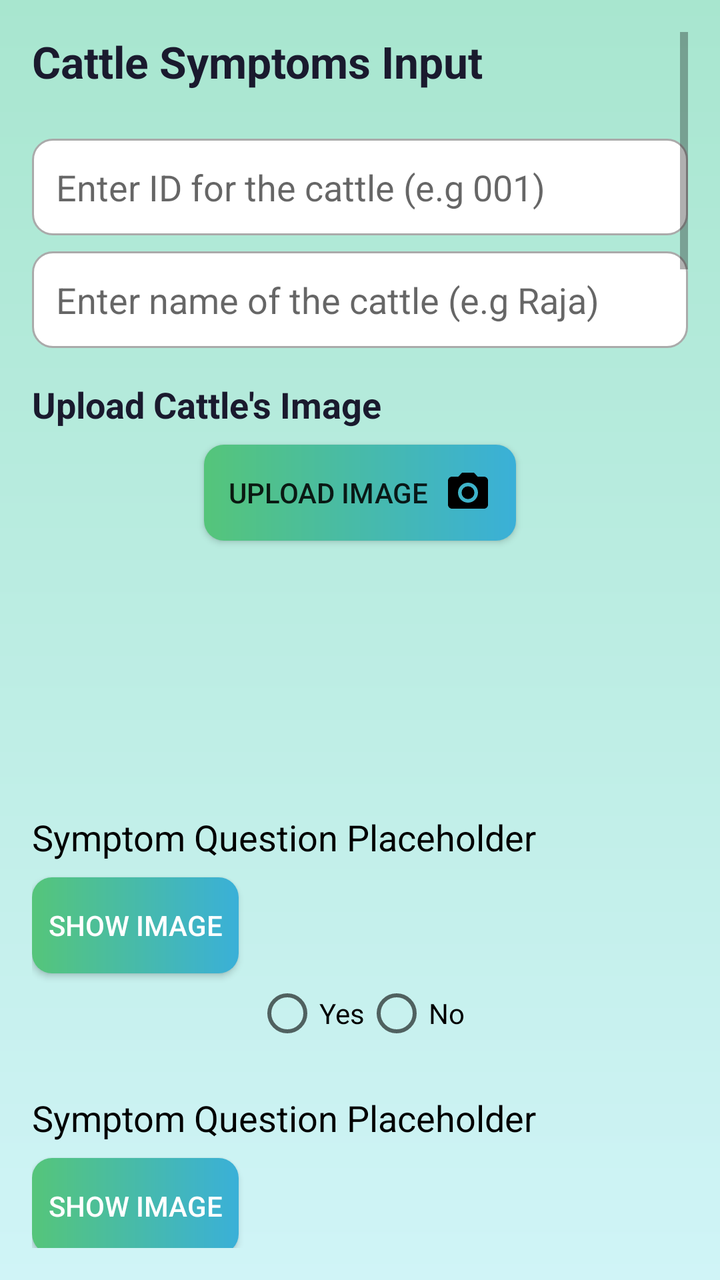
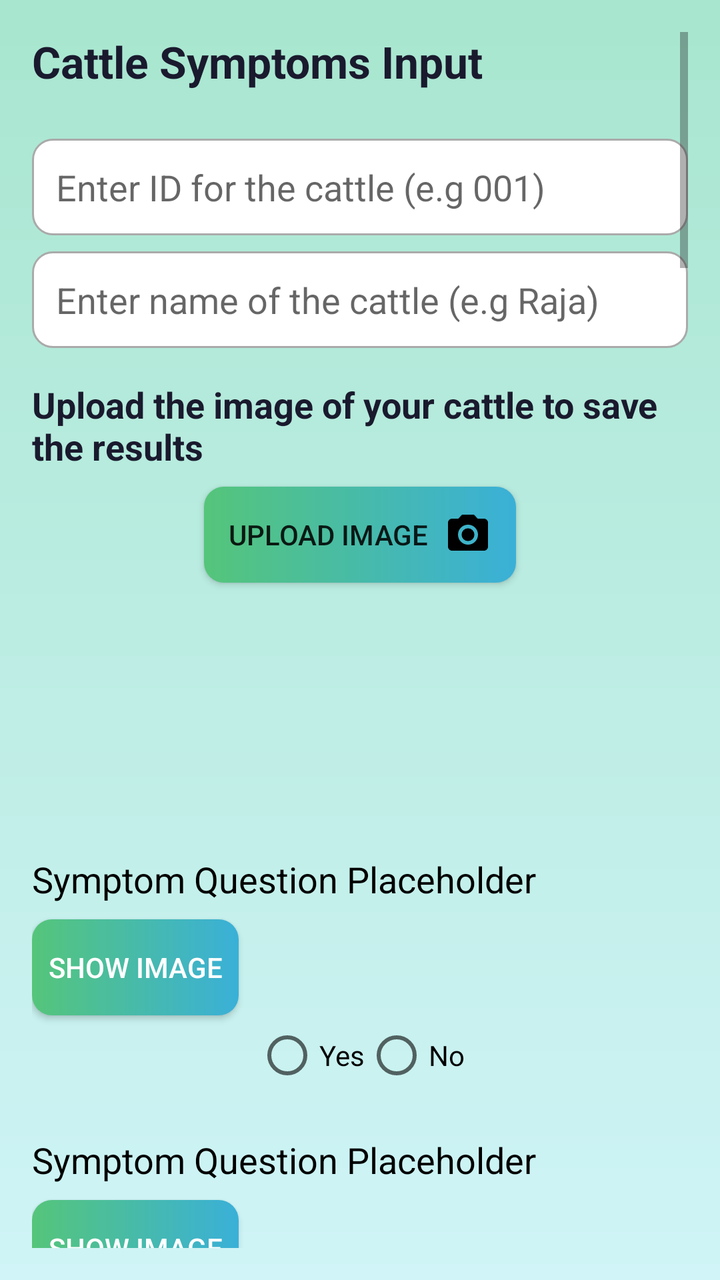

Before-and-after screenshots of an Android layout around one commit, followed by the original layout XML and the change that was made.
<!-- AndroidManifest.xml: application theme Theme.AppCompat.Light.NoActionBar -->
<!-- res/layout/activity_predict_disease.xml -->
<ScrollView xmlns:android="http://schemas.android.com/apk/res/android"
    android:layout_width="match_parent"
    android:layout_height="match_parent"
    android:padding="16dp"
    android:background="@drawable/gradient_background">

    <LinearLayout
        android:layout_width="match_parent"
        android:layout_height="wrap_content"
        android:orientation="vertical">


        <TextView
            android:id="@+id/titleText"
            android:layout_width="wrap_content"
            android:layout_height="wrap_content"
            android:layout_marginBottom="16dp"
            android:text="Cattle Symptoms Input"
            android:textColor="@color/primary_text"
            android:textSize="22sp"
            android:textStyle="bold" />





        <EditText
            android:id="@+id/cattleIdEditText"
            android:layout_width="match_parent"
            android:layout_height="wrap_content"
            android:layout_marginTop="8dp"
            android:background="@drawable/input_fields"
            android:hint="Enter ID for the cattle (e.g 001)"
            android:padding="12dp" />

        <EditText
            android:id="@+id/cattleNameEditText"
            android:layout_width="match_parent"
            android:layout_height="wrap_content"
            android:hint="Enter name of the cattle (e.g Raja)"
            android:background="@drawable/input_fields"
            android:padding="12dp"
            android:layout_marginTop="8dp"/>


        <TextView
            android:layout_width="wrap_content"
            android:layout_height="wrap_content"
            android:text="Upload Cattle's Image"
            android:textSize="18sp"
            android:textStyle="bold"
            android:layout_marginTop="16dp"
            android:textColor="@color/primary_text"/>

        <Button
            android:id="@+id/uploadImageButton"
            android:layout_width="wrap_content"
            android:layout_height="wrap_content"
            android:background="@drawable/button_background"
            android:layout_gravity="center"
            android:text="Upload Image"
            android:drawableRight="@drawable/ic_camera"
            android:drawablePadding="8dp"
            android:padding="12dp"
            android:layout_marginTop="8dp"/>

        <ImageView
            android:id="@+id/cattleImageView"
            android:layout_width="match_parent"
            android:layout_height="120dp"
            android:layout_marginTop="8dp"
            android:layout_marginBottom="8dp"
            android:visibility="visible" />

        <include
            android:id="@+id/symptom_salivation"
            layout="@layout/symptom_block" />

        <include
            android:id="@+id/symptom_ulcers"
            layout="@layout/symptom_block" />

        <include
            android:id="@+id/symptom_weight_loss"
            layout="@layout/symptom_block" />

        <include
            android:id="@+id/symptom_anorexia"
            layout="@layout/symptom_block" />

        <include
            android:id="@+id/symptom_abortions"
            layout="@layout/symptom_block" />

        <include
            android:id="@+id/symptom_arthrogyposis"
            layout="@layout/symptom_block" />

        <include
            android:id="@+id/symptom_blood_loss"
            layout="@layout/symptom_block" />

        <include
            android:id="@+id/symptom_blisters"
            layout="@layout/symptom_block" />

        <include
            android:id="@+id/symptom_coughing"
            layout="@layout/symptom_block" />

        <include
            android:id="@+id/symptom_depression"
            layout="@layout/symptom_block" />

        <include
            android:id="@+id/symptom_diarrhoea"
            layout="@layout/symptom_block" />

        <include
            android:id="@+id/symptom_dull"
            layout="@layout/symptom_block" />

        <include
            android:id="@+id/symptom_fever"
            layout="@layout/symptom_block" />

        <include
            android:id="@+id/symptom_loss_of_appetite"
            layout="@layout/symptom_block" />

        <include
            android:id="@+id/symptom_milk_fever"
            layout="@layout/symptom_block" />

        <include
            android:id="@+id/symptom_nasal_discharges"
            layout="@layout/symptom_block" />

        <include
            android:id="@+id/symptom_reduction_milk_yields"
            layout="@layout/symptom_block" />

        <include
            android:id="@+id/symptom_reduces_feed_intake"
            layout="@layout/symptom_block" />

        <include
            android:id="@+id/symptom_torticollis"
            layout="@layout/symptom_block" />

        <include
            android:id="@+id/symptom_high_temp"
            layout="@layout/symptom_block" />



        <Button
            android:id="@+id/predictDiseaseButton"
            android:layout_width="match_parent"
            android:layout_height="wrap_content"
            android:layout_marginTop="16dp"
            android:background="@drawable/button_background"
            android:text="Predict Disease"
            android:textColor="@android:color/white" />
    </LinearLayout>
</ScrollView>
<!-- res/layout/symptom_block.xml (included above) -->
<LinearLayout xmlns:android="http://schemas.android.com/apk/res/android"
    android:layout_width="match_parent"
    android:layout_height="wrap_content"
    android:orientation="vertical"
    android:layout_marginBottom="16dp">

    
    <TextView
        android:id="@+id/symptomText"
        android:layout_width="wrap_content"
        android:layout_height="wrap_content"
        android:text="Symptom Question Placeholder"
        android:textColor="@android:color/black"
        android:textSize="18sp" />


    <Button
        android:id="@+id/symptomImageToggleButton"
        android:layout_width="wrap_content"
        android:layout_height="wrap_content"
        android:text="Show Image"
        android:layout_marginBottom="4dp"
        android:layout_marginTop="8dp"
        android:padding="8dp"
        android:background="@drawable/button_background"
        android:textColor="@android:color/white" />

    <ImageView
        android:id="@+id/symptomImage"
        android:layout_width="match_parent"
        android:layout_height="200dp"
        android:visibility="gone"
        android:src="@drawable/logo" />
    <RadioGroup
        android:id="@+id/symptomRadioGroup"
        android:layout_width="wrap_content"
        android:layout_height="wrap_content"
        android:orientation="horizontal"
        android:layout_marginBottom="8dp"
        android:layout_gravity="center">

        <RadioButton
            android:id="@+id/symptomYes"
            android:layout_width="wrap_content"
            android:layout_height="wrap_content"
            android:text="Yes" />

        <RadioButton
            android:id="@+id/symptomNo"
            android:layout_width="wrap_content"
            android:layout_height="wrap_content"
            android:text="No" />
    </RadioGroup>

</LinearLayout>
<!-- resources referenced by this layout -->
<resources>
  <color name="primary_text">#1A1A2E</color>
  <!-- drawable button_background (drawable) -->
  <?xml version="1.0" encoding="utf-8"?>
  <shape xmlns:android="http://schemas.android.com/apk/res/android">
      <gradient
          android:startColor="#55C57A"
          android:endColor="#3AB0D8"
          android:angle="0">
  
      </gradient>
      
      <corners android:radius="10dp" /> 
  </shape>
  <!-- drawable gradient_background (drawable) -->
  <?xml version="1.0" encoding="utf-8"?>
  <shape xmlns:android="http://schemas.android.com/apk/res/android">
  <gradient
      android:type="linear"
      android:startColor="#A8E6CF"
      android:endColor="#D0F4F7"
  
      android:angle="40"/>
      <gradient/>
  </shape>
  <!-- drawable ic_camera (drawable) -->
  <vector xmlns:android="http://schemas.android.com/apk/res/android" android:height="24dp" android:tint="#000000" android:viewportHeight="24" android:viewportWidth="24" android:width="24dp">
        
      <path android:fillColor="@android:color/white" android:pathData="M12,12m-3.2,0a3.2,3.2 0,1 1,6.4 0a3.2,3.2 0,1 1,-6.4 0"/>
        
      <path android:fillColor="@android:color/white" android:pathData="M9,2L7.17,4L4,4c-1.1,0 -2,0.9 -2,2v12c0,1.1 0.9,2 2,2h16c1.1,0 2,-0.9 2,-2L22,6c0,-1.1 -0.9,-2 -2,-2h-3.17L15,2L9,2zM12,17c-2.76,0 -5,-2.24 -5,-5s2.24,-5 5,-5 5,2.24 5,5 -2.24,5 -5,5z"/>
      
  </vector>
  <!-- drawable input_fields (drawable) -->
  <?xml version="1.0" encoding="utf-8" ?>
  <selector xmlns:android="http://schemas.android.com/apk/res/android">
  <item android:state_enabled="true" android:state_focused="true">
  <shape android:shape="rectangle">
      <solid android:color="@android:color/white" />
      <corners android:radius= "10dp"/>
      <padding
          android:left="16dp"
          android:top="20dp"
          android:right="16dp"
          android:bottom="20dp"/>
      <stroke android:color="#006400" android:width="1dp" />
      </shape> </item>
  <item android:state_enabled="true" >
  <shape android:shape="rectangle">
      <solid android:color="@android:color/white" />
      <corners android:radius= "10dp"/>
      <padding
          android:left="16dp"
          android:top="20dp"
          android:right="16dp"
          android:bottom="20dp"/>
      <stroke android:color="@android:color/darker_gray" android:width="1dp" />
  
  </shape>
  </item>
  </selector>
  <!-- drawable logo: png bitmap (drawable, 190907 bytes) -->
</resources>

<!-- the commit's change to res/layout/activity_predict_disease.xml (unified diff, before → after) -->
@@ -46,7 +46,7 @@
         <TextView
             android:layout_width="wrap_content"
             android:layout_height="wrap_content"
-            android:text="Upload Cattle's Image"
+            android:text="Upload the image of your cattle to save the results"
             android:textSize="18sp"
             android:textStyle="bold"
             android:layout_marginTop="16dp"
